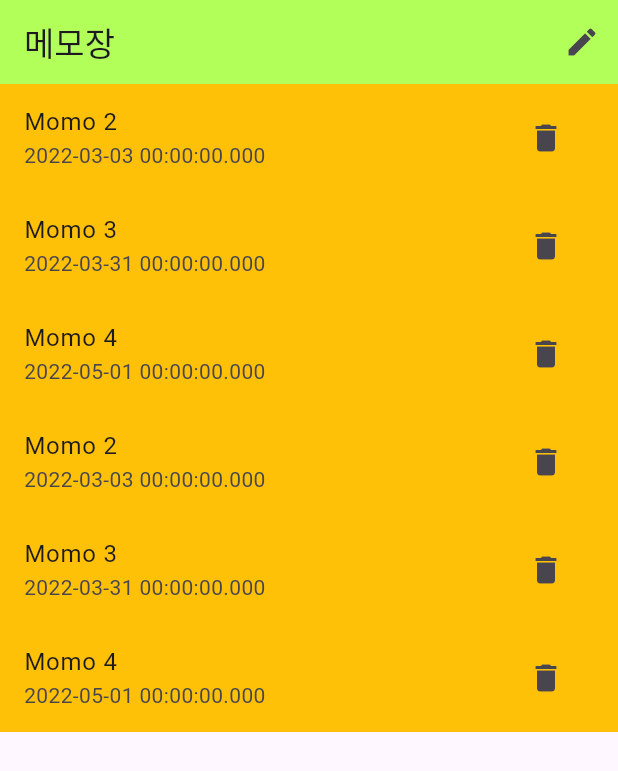
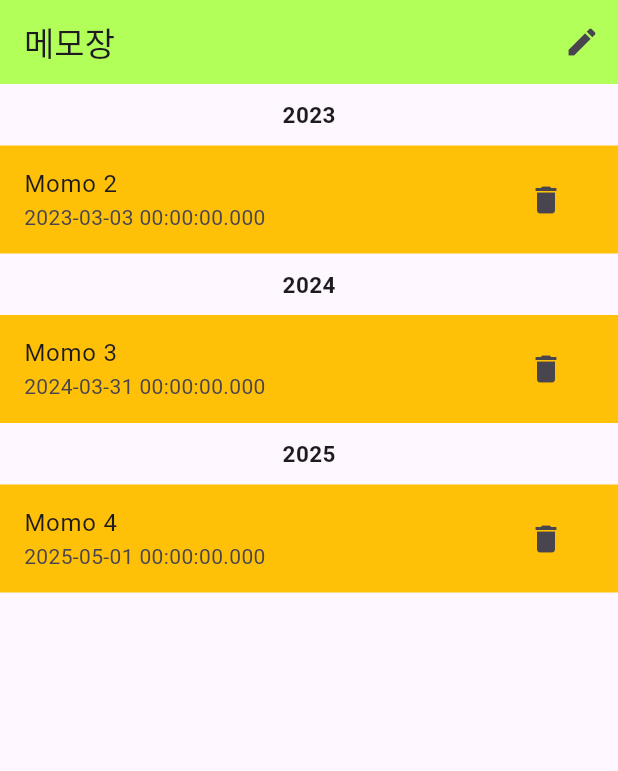
Before and after one commit to skoiyme/flutter, a Flutter app: the screen it shows after launch, after a tap on the "delete" icon, on a phone screen of 412 x 824 dp. Shown: the top 771 px of the screen. Run offline on Flutter 3.47's test engine with Material 3 defaults, Android fonts, the phone set to English and light mode, and no system bars.

Commit message:
map 사용법
map을 사용해서 메모장을 연도별로 정리 분류

```diff
--- a/lib/main.dart
+++ b/lib/main.dart
@@ -30,9 +30,9 @@ class MyMemoAppPage extends StatefulWidget {
 class _MyMemoAppPageState extends State<MyMemoAppPage> {
   List<MemoData> items = [
     MemoData(content: 'Momo 1', createAt: DateTime(2022, 1, 31)),
-    MemoData(content: 'Momo 2', createAt: DateTime(2022, 2, 31)),
-    MemoData(content: 'Momo 3', createAt: DateTime(2022, 3, 31)),
-    MemoData(content: 'Momo 4', createAt: DateTime(2022, 4, 31)),
+    MemoData(content: 'Momo 2', createAt: DateTime(2023, 2, 31)),
+    MemoData(content: 'Momo 3', createAt: DateTime(2024, 3, 31)),
+    MemoData(content: 'Momo 4', createAt: DateTime(2025, 4, 31)),
   ];
   @override
   Widget build(BuildContext context) {
@@ -49,44 +49,64 @@ class _MyMemoAppPageState extends State<MyMemoAppPage> {
             }, icon: Icon(Icons.create),)
           ],
         ),
-        body: Column(
+        body: ListView(
+          children: groupMemoDataByYear(items).entries.map((entry){
+            return
+                Column(
                   children: [
-            CostomListView(items: items, onDelete: (index){
+                    Padding(padding: EdgeInsets.all(10), child: Text('${entry.key}',
+            style: TextStyle(fontSize: 15, fontWeight: FontWeight.bold),
+            ),
+
+
+                    ),
+                  CostomListView(items: entry.value, onDelete: (customItem){
                   setState(() {
-                items.removeAt(index);
+                    items.remove(customItem);
                     print(items);
 
                   });
                 },
-            ),
-            CostomListView(items: items, onDelete: (index){
-              setState(() {
-                items.removeAt(index);
-                print(items);
-              });
-            },
-            ),
+                )
                   ],
-        )
+                );
 
-    );
+          }).toList(),
+        ));
   }
+
+  Map<int, List<MemoData>> groupMemoDataByYear(List<MemoData> items) {
+
+    Map<int, List<MemoData>> memoByYear = {};
+
+    for(var item in items){
+      int year = item.createAt.year;
+
+      if(!memoByYear.containsKey(year)){
+        memoByYear[year] = [];
+      }
+      memoByYear[year]?.add(item);
+    }
+    return memoByYear;
+  }
+
 }
 
 class CostomListView extends StatelessWidget {
   final List<MemoData> items;
-  final Function(int) onDelete;
+  final Function(MemoData) onDelete;
   const CostomListView({super.key, required this.items, required this.onDelete});
 
   @override
   Widget build(BuildContext context) {
     return ListView.builder(physics: NeverScrollableScrollPhysics(), shrinkWrap: true, itemCount: items.length, itemBuilder: (context, index) {
+      var customItem = items[index];
       return ListTile(
         title: Text(items[index].content),
         subtitle: Text('${items[index].createAt}'),
         tileColor: Colors.amber,
         trailing: IconButton(onPressed: (){
-          onDelete(index);
+          onDelete(customItem);
 
         }, icon: Icon(Icons.delete)),
       );
@@ -94,7 +114,20 @@ class CostomListView extends StatelessWidget {
   }
 }
 
+Map<int, List<MemoData>> groupMemoDataByYear(List<MemoData> items) {
 
+  Map<int, List<MemoData>> memoByYear = {};
+
+  for(var item in items){
+    int year = item.createAt.year;
+
+    if(!memoByYear.containsKey(year)){
+      memoByYear[year] = [];
+    }
+    memoByYear[year]?.add(item);
+  }
+  return memoByYear;
+}
 
 // 중고거래 디자인
 class MyApp extends StatelessWidget {
```
Lines whose indentation alone changed are shown as unchanged.
